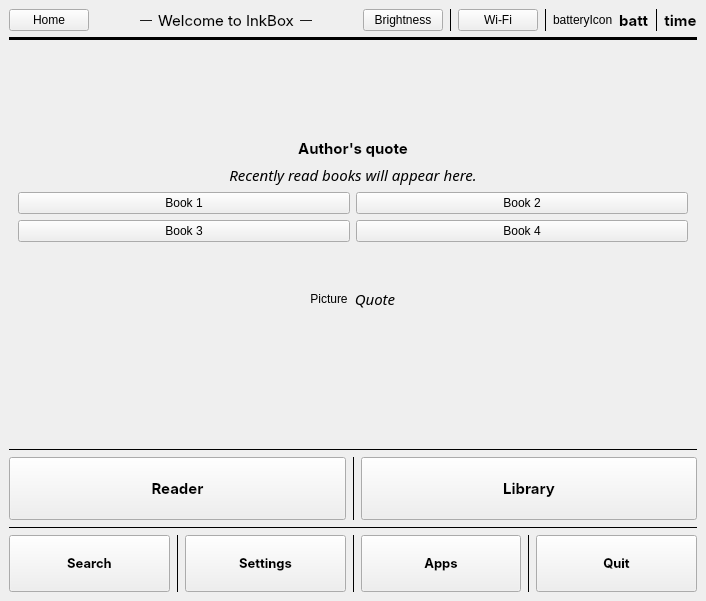
Old version of the form mainwindow.ui in the repository Quill-OS/quill.
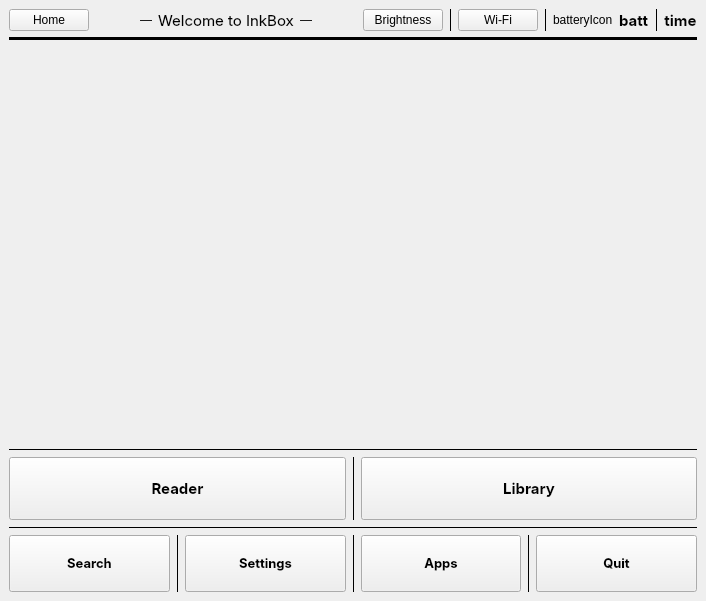
New version of the form. The open tabs and pages were chosen to show the change.

Commit message: Create new libraryWidget class and associate it with libraryButton

Diff of the .ui file:
```diff
--- a/mainwindow.ui
+++ b/mainwindow.ui
@@ -437,6 +437,22 @@
         </property>
        </layout>
       </widget>
+      <widget class="QWidget" name="page_4">
+       <layout class="QVBoxLayout" name="verticalLayout_4">
+        <property name="leftMargin">
+         <number>0</number>
+        </property>
+        <property name="topMargin">
+         <number>0</number>
+        </property>
+        <property name="rightMargin">
+         <number>0</number>
+        </property>
+        <property name="bottomMargin">
+         <number>0</number>
+        </property>
+       </layout>
+      </widget>
      </widget>
     </item>
     <item>
```
The commit also changes 9 other files.
